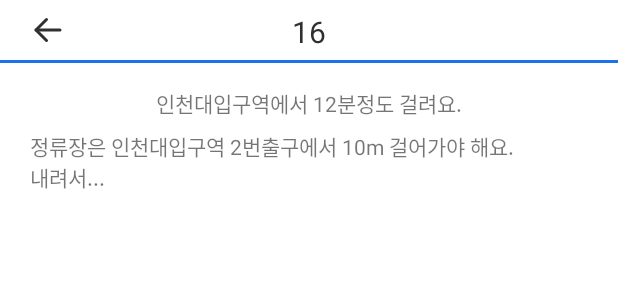
After one commit to HamBP/inu-bus-2022-android, an Android app: the layout fragment_detail.xml on its own in the app's theme, with its tools: preview values and no code run, on a phone screen of 412 x 824 dp. The commit adds this screen. Shown: the top 300 px of the screen. Run offline under Robolectric (Android 15) with nearby library versions, the phone set to English and light mode, and no system bars.

Commit message:
add detail layout

```diff
--- a/app/src/main/java/org/algosketch/inubus/feature/memo/MemoFragment.kt
+++ b/app/src/main/java/org/algosketch/inubus/feature/memo/MemoFragment.kt
@@ -11,7 +11,7 @@ import org.algosketch.inubus.databinding.FragmentMemoBinding
 import org.algosketch.inubus.global.base.BaseFragment
 
 class MemoFragment : BaseFragment<FragmentMemoBinding>() {
-    override val layoutResourceId = R.layout.fragment_memo
+    override val layoutResourceId = R.layout.fragment_detail
     private val viewModel: MemoViewModel by viewModels()
 
     override fun initState() {
--- /dev/null
+++ b/app/src/main/res/drawable/ic_button_undo.xml
@@ -0,0 +1,20 @@
+<vector xmlns:android="http://schemas.android.com/apk/res/android"
+    android:width="24dp"
+    android:height="24dp"
+    android:viewportWidth="24"
+    android:viewportHeight="24">
+  <path
+      android:pathData="M11,5L4,12L11,19"
+      android:strokeLineJoin="round"
+      android:strokeWidth="2"
+      android:fillColor="#00000000"
+      android:strokeColor="#000000"
+      android:strokeLineCap="round"/>
+  <path
+      android:pathData="M4,12H20"
+      android:strokeLineJoin="round"
+      android:strokeWidth="2"
+      android:fillColor="#00000000"
+      android:strokeColor="#000000"
+      android:strokeLineCap="round"/>
+</vector>
--- /dev/null
+++ b/app/src/main/res/layout/fragment_detail.xml
@@ -0,0 +1,67 @@
+<?xml version="1.0" encoding="utf-8"?>
+
+<layout xmlns:app="http://schemas.android.com/apk/res-auto"
+    xmlns:android="http://schemas.android.com/apk/res/android"
+    xmlns:tools="http://schemas.android.com/tools">
+    <data>
+        <variable
+            name="viewModel"
+            type="org.algosketch.inubus.feature.memo.MemoViewModel" />
+    </data>
+
+    <androidx.constraintlayout.widget.ConstraintLayout
+        android:layout_width="match_parent"
+        android:layout_height="match_parent">
+
+        <androidx.appcompat.widget.AppCompatButton
+            android:layout_width="24dp"
+            android:layout_height="24dp"
+            app:layout_constraintTop_toTopOf="parent"
+            app:layout_constraintStart_toStartOf="parent"
+            android:layout_marginTop="8dp"
+            android:layout_marginHorizontal="20dp"
+            android:background="@drawable/ic_button_undo"
+            android:backgroundTint="@color/black_3"/>
+
+        <TextView
+            android:layout_width="wrap_content"
+            android:layout_height="wrap_content"
+            app:layout_constraintTop_toTopOf="parent"
+            app:layout_constraintBottom_toBottomOf="@id/divider"
+            app:layout_constraintStart_toStartOf="parent"
+            app:layout_constraintEnd_toEndOf="parent"
+            android:text="16"
+            android:textSize="20sp"
+            android:textColor="@color/black_3" />
+
+        <TextView
+            android:id="@+id/divider"
+            android:layout_width="match_parent"
+            android:layout_height="2dp"
+            android:background="@color/primary"
+            app:layout_constraintTop_toTopOf="parent"
+            android:layout_marginTop="40dp"/>
+
+        <TextView
+            android:id="@+id/information"
+            android:layout_width="wrap_content"
+            android:layout_height="wrap_content"
+            app:layout_constraintTop_toBottomOf="@id/divider"
+            app:layout_constraintStart_toStartOf="parent"
+            app:layout_constraintEnd_toEndOf="parent"
+            android:layout_marginTop="16dp"
+            android:text="인천대입구역에서 12분정도 걸려요."
+            android:textSize="14sp"/>
+
+        <TextView
+            android:layout_width="match_parent"
+            android:layout_height="wrap_content"
+            android:layout_marginTop="8dp"
+            android:layout_marginHorizontal="20dp"
+            app:layout_constraintTop_toBottomOf="@id/information"
+            android:text="정류장은 인천대입구역 2번출구에서 10m 걸어가야 해요.\n내려서..." />
+
+
+
+   </androidx.constraintlayout.widget.ConstraintLayout>
+</layout>
--- a/app/src/main/res/navigation/nav_graph.xml
+++ b/app/src/main/res/navigation/nav_graph.xml
@@ -19,5 +19,5 @@
         android:id="@+id/memo"
         android:name="org.algosketch.inubus.feature.memo.MemoFragment"
         android:label="memo"
-        tools:layout="@layout/fragment_memo"/>
+        tools:layout="@layout/fragment_detail"/>
 </navigation>
```
Also changed, not shown: app/src/main/res/layout/fragment_memo.xml (deleted, +0 -77 lines).
